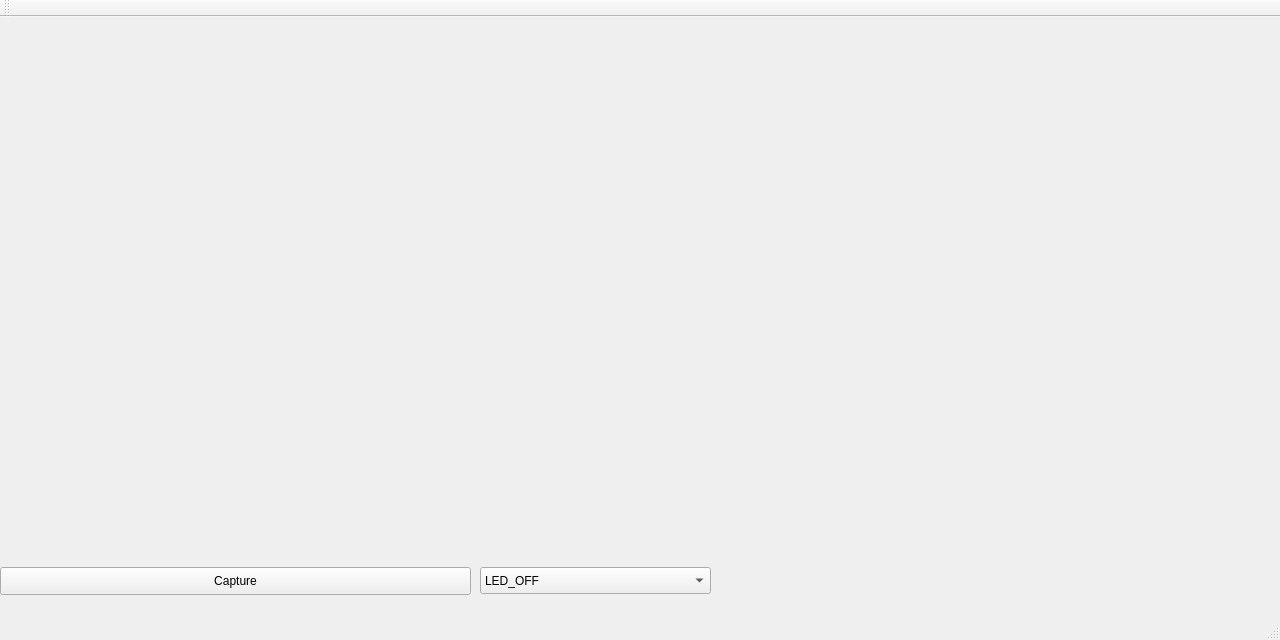
Old version of the form mainwindow.ui in the repository darkenk/kinect.
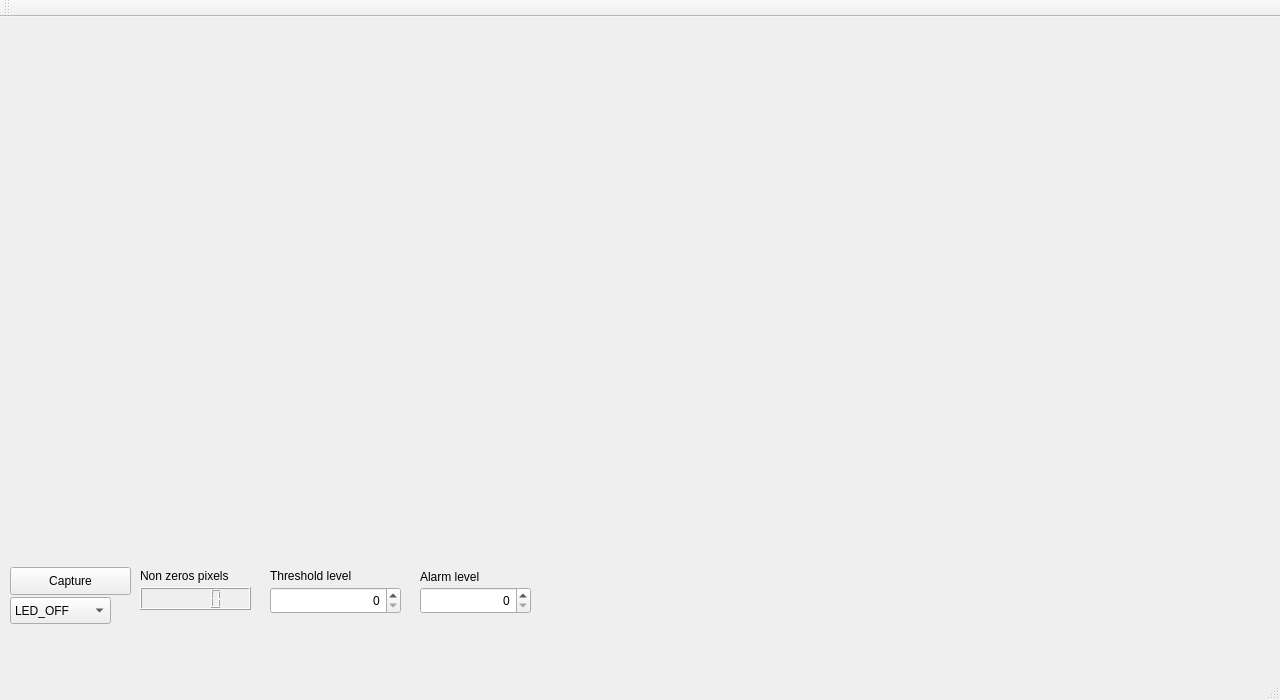
New version of the form.

Commit message: added wiget for controling threshold level in move detection

What changed in the file:
```diff
--- a/mainwindow.ui
+++ b/mainwindow.ui
@@ -7,19 +7,19 @@
     <x>0</x>
     <y>0</y>
     <width>1280</width>
-    <height>640</height>
+    <height>700</height>
    </rect>
   </property>
   <property name="minimumSize">
    <size>
     <width>1280</width>
-    <height>640</height>
+    <height>700</height>
    </size>
   </property>
   <property name="maximumSize">
    <size>
     <width>1280</width>
-    <height>640</height>
+    <height>700</height>
    </size>
   </property>
   <property name="windowTitle">
@@ -40,9 +40,9 @@
    <widget class="QPushButton" name="captureButton">
     <property name="geometry">
      <rect>
-      <x>0</x>
+      <x>10</x>
       <y>550</y>
-      <width>471</width>
+      <width>121</width>
       <height>28</height>
      </rect>
     </property>
@@ -53,9 +53,9 @@
    <widget class="QComboBox" name="ledComboBox">
     <property name="geometry">
      <rect>
-      <x>480</x>
-      <y>550</y>
-      <width>231</width>
+      <x>10</x>
+      <y>580</y>
+      <width>101</width>
       <height>27</height>
      </rect>
     </property>
@@ -95,6 +95,87 @@
      </property>
     </item>
    </widget>
+   <widget class="QLCDNumber" name="nonZerosPixelsLCD">
+    <property name="geometry">
+     <rect>
+      <x>140</x>
+      <y>570</y>
+      <width>111</width>
+      <height>23</height>
+     </rect>
+    </property>
+    <property name="autoFillBackground">
+     <bool>true</bool>
+    </property>
+   </widget>
+   <widget class="QLabel" name="label">
+    <property name="geometry">
+     <rect>
+      <x>140</x>
+      <y>550</y>
+      <width>121</width>
+      <height>17</height>
+     </rect>
+    </property>
+    <property name="text">
+     <string>Non zeros pixels</string>
+    </property>
+   </widget>
+   <widget class="QSpinBox" name="thresholdLevel">
+    <property name="geometry">
+     <rect>
+      <x>270</x>
+      <y>570</y>
+      <width>131</width>
+      <height>27</height>
+     </rect>
+    </property>
+    <property name="layoutDirection">
+     <enum>Qt::LeftToRight</enum>
+    </property>
+    <property name="alignment">
+     <set>Qt::AlignRight|Qt::AlignTrailing|Qt::AlignVCenter</set>
+    </property>
+   </widget>
+   <widget class="QLabel" name="label_2">
+    <property name="geometry">
+     <rect>
+      <x>270</x>
+      <y>550</y>
+      <width>131</width>
+      <height>17</height>
+     </rect>
+    </property>
+    <property name="text">
+     <string>Threshold level</string>
+    </property>
+   </widget>
+   <widget class="QSpinBox" name="alarmLevel">
+    <property name="geometry">
+     <rect>
+      <x>420</x>
+      <y>570</y>
+      <width>111</width>
+      <height>27</height>
+     </rect>
+    </property>
+    <property name="alignment">
+     <set>Qt::AlignRight|Qt::AlignTrailing|Qt::AlignVCenter</set>
+    </property>
+   </widget>
+   <widget class="QLabel" name="label_3">
+    <property name="geometry">
+     <rect>
+      <x>420</x>
+      <y>550</y>
+      <width>111</width>
+      <height>20</height>
+     </rect>
+    </property>
+    <property name="text">
+     <string>Alarm level</string>
+    </property>
+   </widget>
   </widget>
   <widget class="QMenuBar" name="menuBar">
    <property name="geometry">
```
The commit also changes 6 other files.
